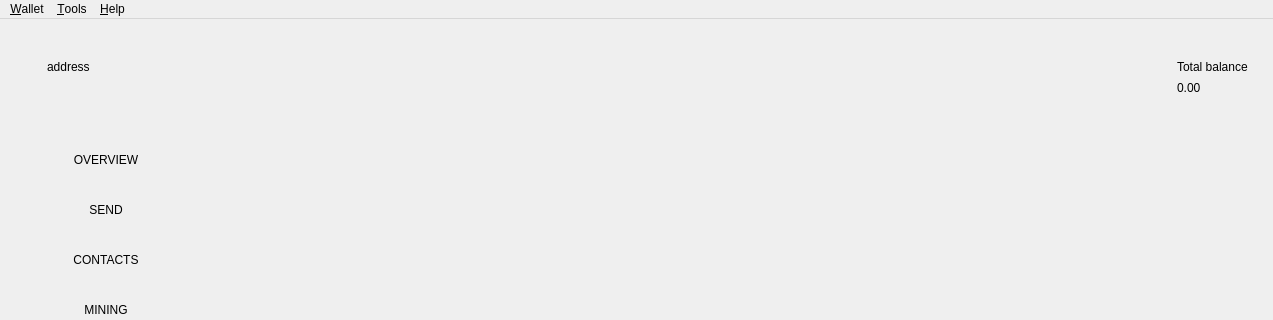
First picture: the form in src/mainwindow.ui, repository bcndev/bytecoin-gui, before the edit; both pictures show x 0 to 1273 and y 0 to 320 of the 1273 by 824 pixel window.
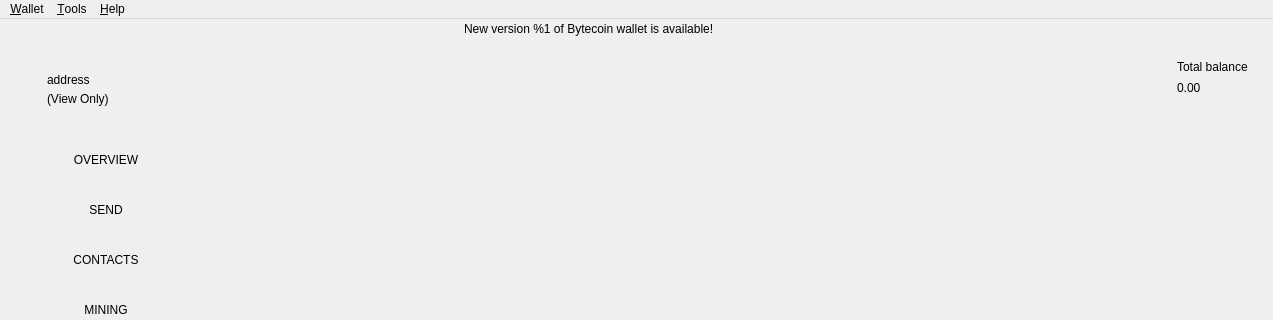
Second picture: the form after the edit. Icons and pictures are not drawn. Custom widgets are drawn as their Qt base class.

```diff
--- a/src/mainwindow.ui
+++ b/src/mainwindow.ui
@@ -151,24 +151,64 @@
           <property name="bottomMargin">
            <number>0</number>
           </property>
-          <item>
-           <spacer name="verticalSpacer_3">
-            <property name="orientation">
-             <enum>Qt::Vertical</enum>
-            </property>
-            <property name="sizeType">
-             <enum>QSizePolicy::Maximum</enum>
-            </property>
-            <property name="sizeHint" stdset="0">
-             <size>
-              <width>20</width>
-              <height>40</height>
-             </size>
-            </property>
-           </spacer>
-          </item>
           <item>
            <layout class="QVBoxLayout" name="verticalLayout_5">
+            <item>
+             <layout class="QHBoxLayout" name="horizontalLayout_2">
+              <item>
+               <spacer name="horizontalSpacer_4">
+                <property name="orientation">
+                 <enum>Qt::Horizontal</enum>
+                </property>
+                <property name="sizeHint" stdset="0">
+                 <size>
+                  <width>40</width>
+                  <height>20</height>
+                 </size>
+                </property>
+               </spacer>
+              </item>
+              <item>
+               <widget class="QLabel" name="m_updateLabel">
+                <property name="cursor">
+                 <cursorShape>ArrowCursor</cursorShape>
+                </property>
+                <property name="text">
+                 <string>New version %1 of Bytecoin wallet is available!</string>
+                </property>
+               </widget>
+              </item>
+              <item>
+               <spacer name="horizontalSpacer_3">
+                <property name="orientation">
+                 <enum>Qt::Horizontal</enum>
+                </property>
+                <property name="sizeHint" stdset="0">
+                 <size>
+                  <width>40</width>
+                  <height>20</height>
+                 </size>
+                </property>
+               </spacer>
+              </item>
+             </layout>
+            </item>
+            <item>
+             <spacer name="verticalSpacer_3">
+              <property name="orientation">
+               <enum>Qt::Vertical</enum>
+              </property>
+              <property name="sizeType">
+               <enum>QSizePolicy::Maximum</enum>
+              </property>
+              <property name="sizeHint" stdset="0">
+               <size>
+                <width>20</width>
+                <height>40</height>
+               </size>
+              </property>
+             </spacer>
+            </item>
             <item>
              <widget class="QLabel" name="m_addressLabel">
               <property name="sizePolicy">
@@ -191,7 +231,7 @@
             <item>
              <widget class="QLabel" name="m_viewOnlyLabel">
               <property name="text">
-               <string/>
+               <string>(View Only)</string>
               </property>
              </widget>
             </item>
@@ -217,20 +257,7 @@
         </widget>
        </item>
        <item>
-        <spacer name="horizontalSpacer_3">
-         <property name="orientation">
-          <enum>Qt::Horizontal</enum>
-         </property>
-         <property name="sizeType">
-          <enum>QSizePolicy::Expanding</enum>
-         </property>
-         <property name="sizeHint" stdset="0">
-          <size>
-           <width>34</width>
-           <height>20</height>
-          </size>
-         </property>
-        </spacer>
+        <layout class="QVBoxLayout" name="verticalLayout_7"/>
        </item>
        <item>
         <spacer name="horizontalSpacer_8">
```
Left out of the diff: 7 changed lines with no effect on the pictures. Lines whose indentation alone changed are shown as unchanged.
